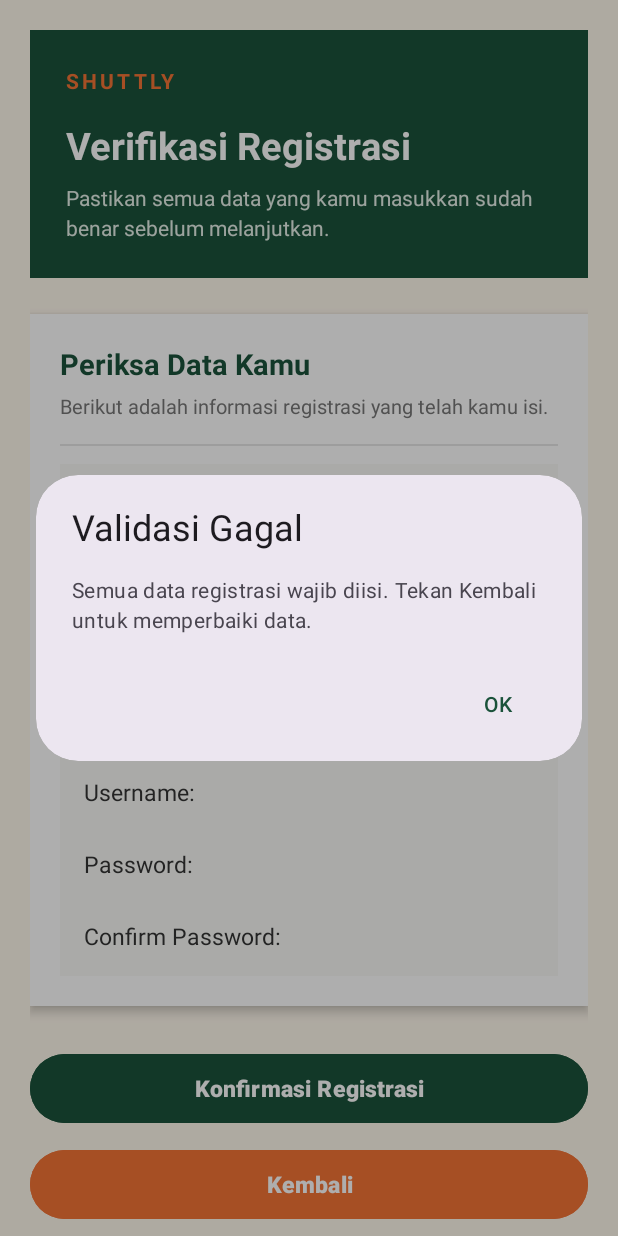
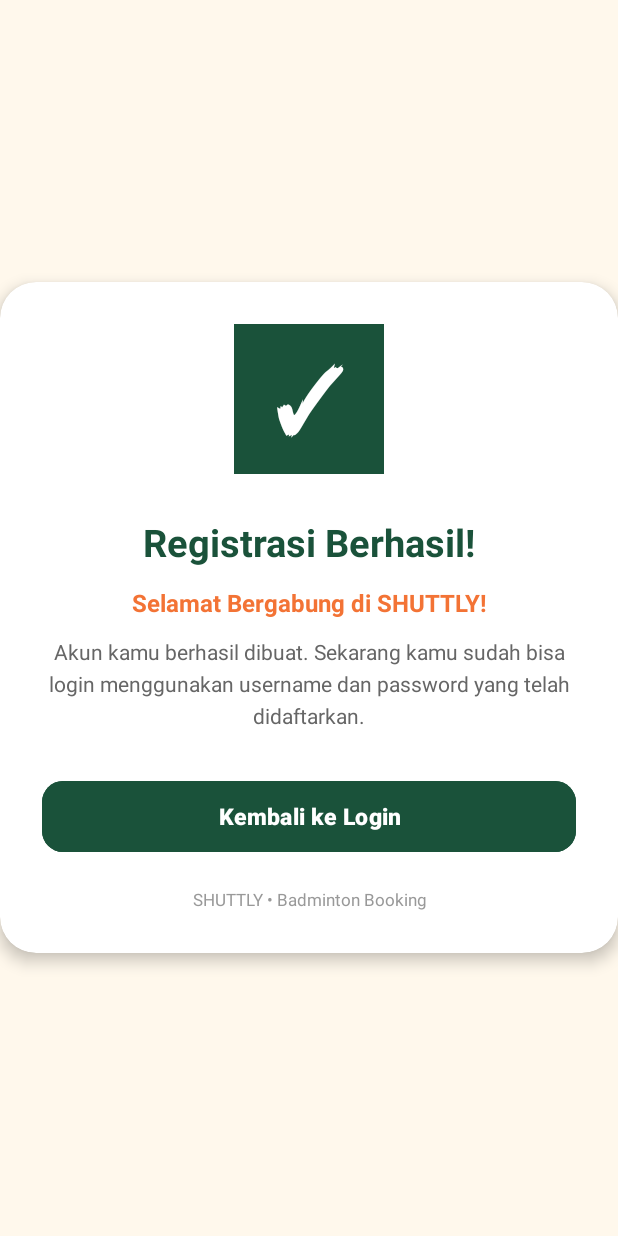
Before and after one commit to ZahwaAulia/Mobile_Qtela, an Android app: the VerificationActivity screen opened directly, with no data from a screen before it, after a tap on "Konfirmasi Registrasi", on a phone screen of 412 x 824 dp. Run offline under Robolectric (Android 15) with nearby library versions, the phone set to English and light mode, and no system bars.

Commit message:
P11, perubahan

```diff
--- a/app/src/main/AndroidManifest.xml
+++ b/app/src/main/AndroidManifest.xml
@@ -44,7 +44,10 @@
             android:name=".Home.VerificationActivity"
             android:exported="false"
             android:windowSoftInputMode="adjustResize" />
-
+        <activity
+            android:name=".Home.SuccessActivity"
+            android:exported="false"
+            android:windowSoftInputMode="adjustResize" />
         <activity
             android:name=".Home.SplashScreenActivity"
             android:exported="true"
--- a/app/src/main/java/com/example/zwa_qtela/Home/RegisterActivity.kt
+++ b/app/src/main/java/com/example/zwa_qtela/Home/RegisterActivity.kt
@@ -88,8 +88,8 @@ class RegisterActivity : AppCompatActivity() {
                 else -> ""
             }
 
-            // Semua data disimpan untuk diperiksa di halaman verifikasi
-            sharedPref.edit {
+            // Semua data disimpan untuk diperiksa di halaman verifikasi (commit sinkron)
+            sharedPref.edit(commit = true) {
                 putString("reg_nama", nama)
                 putString("reg_email", email)
                 putString("reg_tanggalLahir", tanggalLahir)
--- a/app/src/main/java/com/example/zwa_qtela/Home/VerificationActivity.kt
+++ b/app/src/main/java/com/example/zwa_qtela/Home/VerificationActivity.kt
@@ -8,7 +8,6 @@ import androidx.core.view.ViewCompat
 import androidx.core.view.WindowInsetsCompat
 import com.example.zwa_qtela.R
 import com.example.zwa_qtela.databinding.ActivityVerificationBinding
-import com.google.android.material.dialog.MaterialAlertDialogBuilder
 
 class VerificationActivity : AppCompatActivity() {
     private lateinit var binding: ActivityVerificationBinding
@@ -16,6 +15,7 @@ class VerificationActivity : AppCompatActivity() {
     private val sharedPref by lazy {
         getSharedPreferences("user_pref", MODE_PRIVATE)
     }
+
     override fun onCreate(savedInstanceState: Bundle?) {
         super.onCreate(savedInstanceState)
         enableEdgeToEdge()
@@ -28,67 +28,31 @@ class VerificationActivity : AppCompatActivity() {
             v.setPadding(systemBars.left, systemBars.top, systemBars.right, systemBars.bottom)
             insets
         }
+
         tampilkanData()
 
         binding.btnSubmit.setOnClickListener {
             val nama = sharedPref.getString("reg_nama", "") ?: ""
             val email = sharedPref.getString("reg_email", "") ?: ""
-            val tanggalLahir =
-                sharedPref.getString("reg_tanggalLahir", "") ?: ""
-            val jenisKelamin =
-                sharedPref.getString("reg_jenisKelamin", "") ?: ""
-            val username =
-                sharedPref.getString("reg_username", "") ?: ""
-            val password =
-                sharedPref.getString("reg_password", "") ?: ""
-            val confirmPassword =
-                sharedPref.getString("reg_confirmPassword", "") ?: ""
+            val tanggalLahir = sharedPref.getString("reg_tanggalLahir", "") ?: ""
+            val jenisKelamin = sharedPref.getString("reg_jenisKelamin", "") ?: ""
+            val username = sharedPref.getString("reg_username", "") ?: ""
+            val password = sharedPref.getString("reg_password", "") ?: ""
 
-            val semuaTerisi = listOf(
-                nama,
-                email,
-                tanggalLahir,
-                jenisKelamin,
-                username,
-                password,
-                confirmPassword
-            ).all { it.isNotBlank() }
-
-            if (!semuaTerisi) {
-                tampilkanError(
-                    "Semua data registrasi wajib diisi. Tekan Kembali untuk memperbaiki data."
-                )
-                return@setOnClickListener
-            }
-
-            if (!email.contains("@") || !email.substringAfter("@").contains(".")) {
-                tampilkanError(
-                    "Format email tidak valid. Tekan Kembali untuk memperbaiki email."
-                )
-                return@setOnClickListener
-            }
-
-            if (password != confirmPassword) {
-                tampilkanError(
-                    "Password dan Confirm Password tidak sama. Tekan Kembali untuk memperbaikinya."
-                )
-                return@setOnClickListener
-            }
-
-            // Pindahkan data registrasi ke data akun yang digunakan saat login
+            // Simpan akun baru ke SharedPreferences (komit secara sinkron)
             sharedPref.edit()
                 .putString("nama", nama)
                 .putString("email", email)
                 .putString("tanggalLahir", tanggalLahir)
                 .putString("jenisKelamin", jenisKelamin)
-                .putString("username", username)
-                .putString("password", password)
+                .putString("username", username.ifBlank { "user" })
+                .putString("password", password.ifBlank { "123" })
                 .putBoolean("isLogin", false)
-                .apply()
+                .commit()
 
-            startActivity(
-                Intent(this, SuccessActivity::class.java)
-            )
+            // Buka SuccessActivity
+            val intent = Intent(this, SuccessActivity::class.java)
+            startActivity(intent)
             finish()
         }
 
@@ -98,28 +62,22 @@ class VerificationActivity : AppCompatActivity() {
     }
 
     private fun tampilkanData() {
+        val nama = sharedPref.getString("reg_nama", "-")
+        val email = sharedPref.getString("reg_email", "-")
+        val tanggalLahir = sharedPref.getString("reg_tanggalLahir", "-")
+        val jenisKelamin = sharedPref.getString("reg_jenisKelamin", "-")
+        val username = sharedPref.getString("reg_username", "-")
+        val password = sharedPref.getString("reg_password", "") ?: ""
+
+        val maskPassword = if (password.isNotEmpty()) "••••••••" else "-"
+
         binding.tvDataRegistrasi.text = """
-            Nama: ${sharedPref.getString("reg_nama", "")}
-
-            Email: ${sharedPref.getString("reg_email", "")}
-
-            Tanggal Lahir: ${sharedPref.getString("reg_tanggalLahir", "")}
-
-            Jenis Kelamin: ${sharedPref.getString("reg_jenisKelamin", "")}
-
-            Username: ${sharedPref.getString("reg_username", "")}
-
-            Password: ${if ((sharedPref.getString("reg_password", "") ?: "").isNotEmpty()) "••••••••" else ""}
-
-            Confirm Password: ${if ((sharedPref.getString("reg_confirmPassword", "") ?: "").isNotEmpty()) "••••••••" else ""}
+            Nama: $nama
+            Email: $email
+            Tanggal Lahir: $tanggalLahir
+            Jenis Kelamin: $jenisKelamin
+            Username: $username
+            Password: $maskPassword
         """.trimIndent()
     }
-
-    private fun tampilkanError(pesan: String) {
-        MaterialAlertDialogBuilder(this)
-            .setTitle("Validasi Gagal")
-            .setMessage(pesan)
-            .setPositiveButton("OK", null)
-            .show()
-    }
 }
```
